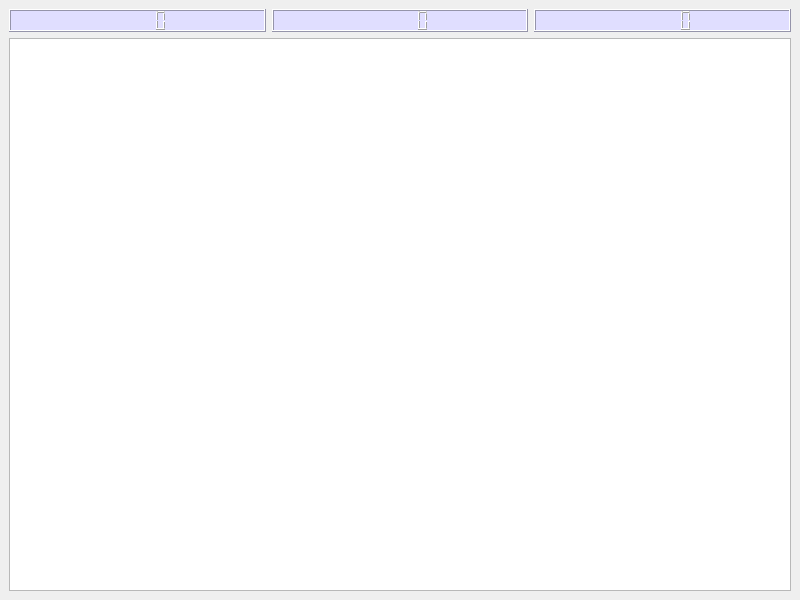
Above: Game/gamewindow.ui from miikka0000/BusDestroyer2000-Game-with-Qt before the change. Below: the same form after it.
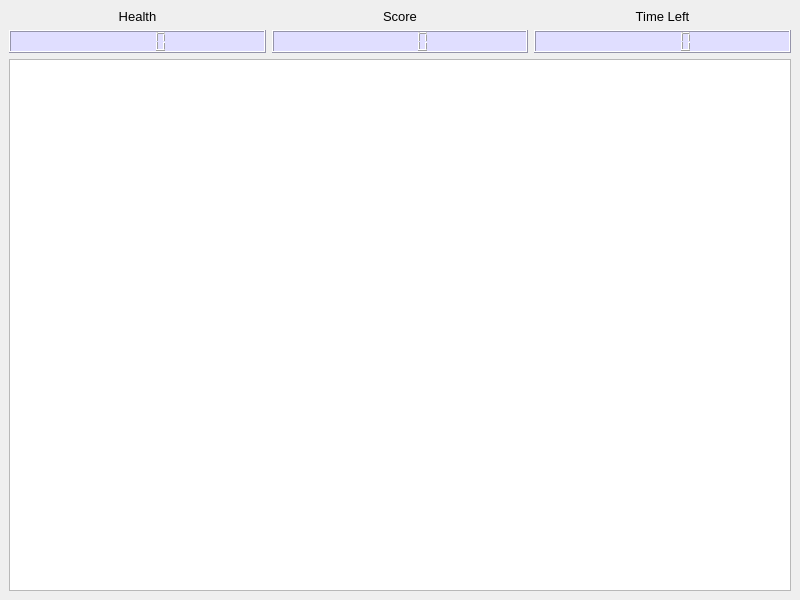
That is the form after the change.

The edit to the form file:
```diff
--- a/Game/gamewindow.ui
+++ b/Game/gamewindow.ui
@@ -17,6 +17,12 @@
    <string notr="true"/>
   </property>
   <widget class="QWidget" name="centralwidget">
+   <property name="sizePolicy">
+    <sizepolicy hsizetype="Expanding" vsizetype="Expanding">
+     <horstretch>0</horstretch>
+     <verstretch>0</verstretch>
+    </sizepolicy>
+   </property>
    <property name="mouseTracking">
     <bool>false</bool>
    </property>
@@ -24,6 +30,23 @@
     <item row="0" column="0">
      <layout class="QHBoxLayout" name="horizontalLayout">
       <item>
+       <layout class="QVBoxLayout" name="verticalLayout">
+        <item>
+         <widget class="QLabel" name="healthLabel">
+          <property name="font">
+           <font>
+            <pointsize>10</pointsize>
+           </font>
+          </property>
+          <property name="text">
+           <string>Health</string>
+          </property>
+          <property name="alignment">
+           <set>Qt::AlignCenter</set>
+          </property>
+         </widget>
+        </item>
+        <item>
        <widget class="QLCDNumber" name="healthLCD">
         <property name="styleSheet">
          <string notr="true">background-color: rgb(224, 222, 255);</string>
@@ -33,6 +56,25 @@
         </property>
        </widget>
       </item>
+       </layout>
+      </item>
+      <item>
+       <layout class="QVBoxLayout" name="verticalLayout_2">
+        <item>
+         <widget class="QLabel" name="scoreLabel">
+          <property name="font">
+           <font>
+            <pointsize>10</pointsize>
+           </font>
+          </property>
+          <property name="text">
+           <string>Score</string>
+          </property>
+          <property name="alignment">
+           <set>Qt::AlignCenter</set>
+          </property>
+         </widget>
+        </item>
       <item>
        <widget class="QLCDNumber" name="pointsLCD">
         <property name="styleSheet">
@@ -43,6 +85,31 @@
         </property>
        </widget>
       </item>
+       </layout>
+      </item>
+      <item>
+       <layout class="QVBoxLayout" name="verticalLayout_3">
+        <item>
+         <widget class="QLabel" name="clockLabel">
+          <property name="sizePolicy">
+           <sizepolicy hsizetype="Preferred" vsizetype="Preferred">
+            <horstretch>0</horstretch>
+            <verstretch>0</verstretch>
+           </sizepolicy>
+          </property>
+          <property name="font">
+           <font>
+            <pointsize>10</pointsize>
+           </font>
+          </property>
+          <property name="text">
+           <string>Time Left</string>
+          </property>
+          <property name="alignment">
+           <set>Qt::AlignCenter</set>
+          </property>
+         </widget>
+        </item>
       <item>
        <widget class="QLCDNumber" name="clockLCD">
         <property name="styleSheet">
@@ -52,6 +119,8 @@
          <bool>true</bool>
         </property>
        </widget>
+        </item>
+       </layout>
       </item>
      </layout>
     </item>
```
Lines whose indentation alone changed are shown as unchanged.
